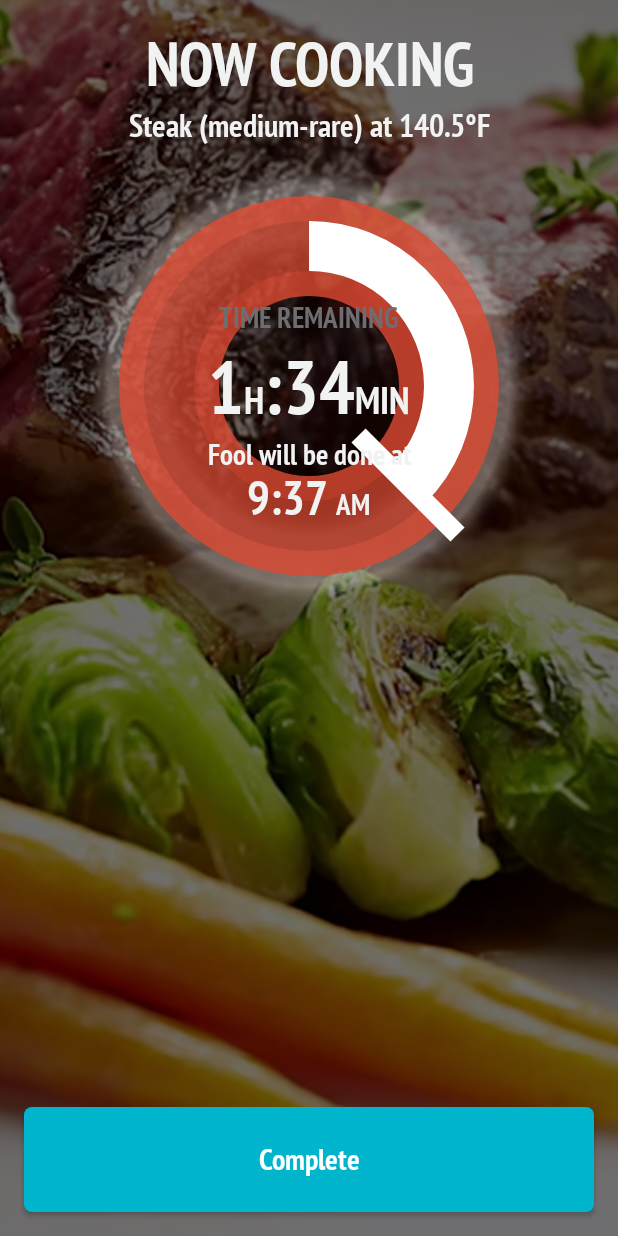
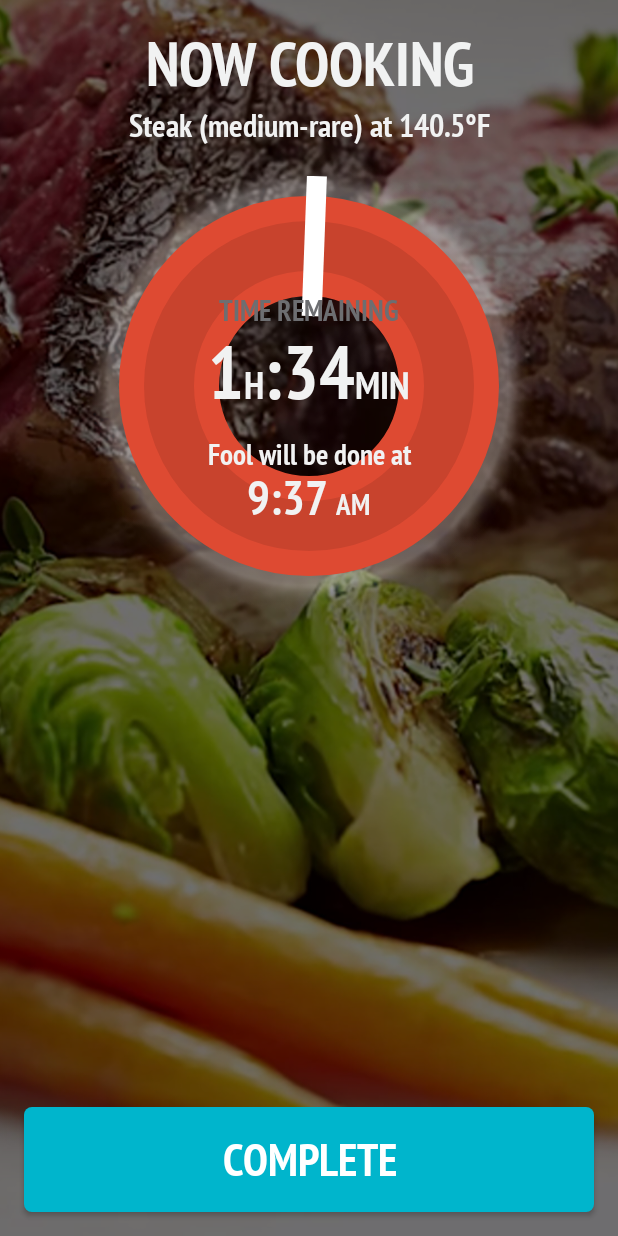
Before and after one commit to FirstBuild/FirstBuild-Mobile-Android-Old, an Android app: the fragment CookingFragment shown on its own in the app's theme, on a phone screen of 412 x 824 dp. Run offline under Robolectric (Android 15) with nearby library versions, the phone set to English and light mode, and no system bars.

Commit message:
Added circle timer animator.

```diff
--- a/app/src/main/java/com/firstbuild/androidapp/sousvideUI/CookingFragment.java
+++ b/app/src/main/java/com/firstbuild/androidapp/sousvideUI/CookingFragment.java
@@ -3,7 +3,7 @@ package com.firstbuild.androidapp.sousvideUI;
 
 import android.app.Fragment;
 import android.os.Bundle;
-import android.text.Html;
+import android.os.Handler;
 import android.view.LayoutInflater;
 import android.view.View;
 import android.view.ViewGroup;
@@ -19,11 +19,18 @@ public class CookingFragment extends Fragment {
 
     private TextView textRemainTimerH;
     private TextView textRemainTimerM;
+    private TimerCycle timerCycle;
+    private TextView textKindOfTimer;
+
+    private Handler handlerUpdateCards;
+    private Runnable runnable;
+    private TextView textTitle;
+    private TextView textDoneTime;
+
 
     public CookingFragment() {
         // Required empty public constructor
     }
-
 
     @Override
     public View onCreateView(LayoutInflater inflater, ViewGroup container,
@@ -31,11 +38,47 @@ public class CookingFragment extends Fragment {
 
         View view = inflater.inflate(R.layout.fragment_sousvide_cooking, container, false);
 
+        textTitle = (TextView) view.findViewById(R.id.text_title);
+        textKindOfTimer = (TextView) view.findViewById(R.id.text_kind_of_timer);
+        textDoneTime = (TextView) view.findViewById(R.id.text_will_be_done);
         textRemainTimerH = ((TextView) view.findViewById(R.id.text_timer_remain_h));
         textRemainTimerM = ((TextView) view.findViewById(R.id.text_timer_remain_m));
+        timerCycle = (TimerCycle) view.findViewById(R.id.timer_cycle);
+        view.findViewById(R.id.btn_complete).setOnClickListener(new View.OnClickListener() {
+            @Override
+            public void onClick(View v) {
+                getActivity().finish();
+            }
+        });
+
+
+        textTitle.setText("Now Cooking");
+        textKindOfTimer.setText("Time Remaining");
+        textDoneTime.setText("Fool will be done at");
+
+        timerCycle.startSpinning();
+
+
+        handlerUpdateCards = new Handler();
+        runnable = new Runnable() {
+            @Override
+            public void run() {
+                updateCookingComplete();
+            }
+        };
+
+        handlerUpdateCards.postDelayed(runnable, 12000);
 
         return view;
     }
 
 
+    private void updateCookingComplete() {
+        textTitle.setText("Cooking Complete!");
+        textKindOfTimer.setText("Finished");
+        textDoneTime.setText("Session ended at");
+
+    }
+
+
 }
--- a/app/src/main/java/com/firstbuild/androidapp/sousvideUI/TimerCycle.java
+++ b/app/src/main/java/com/firstbuild/androidapp/sousvideUI/TimerCycle.java
@@ -26,6 +26,9 @@ public class TimerCycle extends View {
     private int delayMillis = 0;
     private int indicatorThickness = 20;
     private boolean isFullCircle = false;
+    private float timeRatio = 0.0f;
+    private int alphaPluse = 255;
+    private int alphaPluseDirection = 3;
 
     public TimerCycle(Context context) {
         super(context);
@@ -49,7 +52,7 @@ public class TimerCycle extends View {
         int widthWithoutPadding = width - getPaddingLeft() - getPaddingRight();
         int heightWithoutPadding = height - getPaddingTop() - getPaddingBottom();
 
-        int size =  widthWithoutPadding > heightWithoutPadding? heightWithoutPadding : widthWithoutPadding ;
+        int size = widthWithoutPadding > heightWithoutPadding ? heightWithoutPadding : widthWithoutPadding;
 
         setMeasuredDimension(size + getPaddingLeft() + getPaddingRight(), size + getPaddingTop() + getPaddingBottom());
     }
@@ -63,8 +66,8 @@ public class TimerCycle extends View {
 
         int minValue = Math.min(layout_width, layout_height);
 
-        rectOuter = new RectF(0,0,minValue,minValue);
-        rectOuter.inset(thickness+margin, thickness+margin);
+        rectOuter = new RectF(0, 0, minValue, minValue);
+        rectOuter.inset(thickness + margin, thickness + margin);
 
         circleFrontPaint.setColor(0xFFFFFFFF);
         circleFrontPaint.setAntiAlias(true);
@@ -96,17 +99,18 @@ public class TimerCycle extends View {
         super.onDraw(canvas);
 
         circleFrontPaint.setAlpha(255);
+        circleWideBackPaint.setAlpha(alphaPluse);
         canvas.drawArc(rectOuter, 0.0f, 360.0f, false, circleWideBackPaint);
         canvas.drawArc(rectOuter, 0.0f, 360.0f, false, circleDiarkPaint);
 
         canvas.save(Canvas.MATRIX_SAVE_FLAG);
         {
             canvas.rotate(-90.0f, rectOuter.centerX(), rectOuter.centerY());
-            canvas.drawArc(rectOuter, 0.0f, 135.0f, false, circleFrontPaint);
+            canvas.drawArc(rectOuter, 0.0f, timeRatio * 360.0f, false, circleFrontPaint);
 
             canvas.save(Canvas.MATRIX_SAVE_FLAG);
             {
-                canvas.rotate(135.0f, rectOuter.centerX(), rectOuter.centerY());
+                canvas.rotate(timeRatio * 360.0f, rectOuter.centerX(), rectOuter.centerY());
                 canvas.drawLine(rectOuter.centerX() + (rectOuter.width() / 2) - (thickness + margin), rectOuter.centerY(),
                         rectOuter.centerX() + (rectOuter.width() / 2) + (thickness + margin), rectOuter.centerY(), indicatorPaint);
 
@@ -116,17 +120,29 @@ public class TimerCycle extends View {
         }
         canvas.restore();
 
-        circleFrontPaint.setAlpha(100);
-        canvas.drawArc(rectOuter, progress, 1.0f, false, circleFrontPaint);
+//        circleFrontPaint.setAlpha(100);
+//        canvas.drawArc(rectOuter, progress, 1.0f, false, circleFrontPaint);
 
         scheduleRedraw();
     }
 
     private void scheduleRedraw() {
         progress += spinSpeed;
+        timeRatio += 0.002f;
+        alphaPluse += alphaPluseDirection;
+
         if (progress > 360) {
             progress = 0;
         }
+
+        if (timeRatio > 1.0f) {
+            timeRatio = 1.0f;
+        }
+
+        if(alphaPluse < 50 || alphaPluse >= 200){
+            alphaPluseDirection *= -1;
+        }
+
         postInvalidateDelayed(delayMillis);
     }
 
@@ -134,7 +150,7 @@ public class TimerCycle extends View {
         return isSpinning;
     }
 
-    public void stopSpinning(){
+    public void stopSpinning() {
         isSpinning = false;
         progress = 0;
         postInvalidate();
@@ -146,10 +162,9 @@ public class TimerCycle extends View {
     }
 
     /**
-     *
      * @param timeRatio Time ratio. The value is from 0.0 to 1.0
      */
-    public void setTime(float timeRatio){
+    public void setTime(float timeRatio) {
         timeRatio = timeRatio;
     }
 
--- a/app/src/main/res/layout/fragment_beef.xml
+++ b/app/src/main/res/layout/fragment_beef.xml
@@ -182,7 +182,7 @@
             android:background="@drawable/btn_bottom_blue"
             android:text="Continue"
             android:textAllCaps="false"
-            android:textSize="20sp"
+            android:textSize="30sp"
             ge:typeface="fonts/PTSansNarrowBold" />
 
     </LinearLayout>
--- a/app/src/main/res/layout/fragment_sousvide_cooking.xml
+++ b/app/src/main/res/layout/fragment_sousvide_cooking.xml
@@ -18,6 +18,7 @@
         android:orientation="vertical">
 
         <com.firstbuild.viewUtil.StyledTextView
+            android:id="@+id/text_title"
             android:layout_width="match_parent"
             android:layout_height="wrap_content"
             android:layout_marginTop="15dp"
@@ -58,6 +59,7 @@
                 android:layout_margin="10dp">
 
                 <com.firstbuild.androidapp.sousvideUI.TimerCycle
+                    android:id="@+id/timer_cycle"
                     android:layout_width="match_parent"
                     android:layout_height="match_parent"
                     android:layout_centerHorizontal="true" />
@@ -76,7 +78,9 @@
                     android:layout_height="wrap_content"
                     android:layout_centerHorizontal="true"
                     android:layout_centerVertical="true"
-                    android:orientation="horizontal">
+                    android:orientation="horizontal"
+                    android:layout_marginTop="-5dp"
+                    android:paddingBottom="20dp">
 
                     <com.firstbuild.viewUtil.StyledTextView
                         android:id="@+id/text_timer_remain_h"
@@ -139,6 +143,7 @@
                 </LinearLayout>
 
                 <com.firstbuild.viewUtil.StyledTextView
+                    android:id="@+id/text_kind_of_timer"
                     android:layout_width="match_parent"
                     android:layout_height="wrap_content"
                     android:layout_above="@id/layout_timer_remain"
@@ -158,14 +163,15 @@
                     android:text="Fool will be done at"
                     android:textColor="@color/colorPrimaryText"
                     android:textSize="19sp"
+                    android:layout_marginTop="-10dp"
                     ge:typeface="fonts/PTSansNarrowBold" />
 
                 <LinearLayout
                     android:layout_width="wrap_content"
                     android:layout_height="wrap_content"
-                    android:layout_marginTop="-5dp"
                     android:layout_below="@id/text_will_be_done"
                     android:layout_centerHorizontal="true"
+                    android:layout_marginTop="-5dp"
                     android:orientation="horizontal">
 
                     <com.firstbuild.viewUtil.StyledTextView
@@ -205,15 +211,15 @@
         android:orientation="vertical">
 
         <com.firstbuild.viewUtil.StyledButton
-            android:id="@+id/btn_continue"
+            android:id="@+id/btn_complete"
             android:layout_width="match_parent"
             android:layout_height="@dimen/footer_button_height"
             android:layout_gravity="center_horizontal"
             android:layout_margin="@dimen/activity_horizontal_margin"
             android:background="@drawable/btn_bottom_blue"
             android:text="Complete"
-            android:textAllCaps="false"
-            android:textSize="20sp"
+            android:textAllCaps="true"
+            android:textSize="30sp"
             ge:typeface="fonts/PTSansNarrowBold" />
 
     </LinearLayout>
--- a/app/src/main/res/layout/fragment_sousvide_ready_to_cook.xml
+++ b/app/src/main/res/layout/fragment_sousvide_ready_to_cook.xml
@@ -122,7 +122,7 @@
             android:background="@drawable/btn_bottom_blue"
             android:text="Cancel"
             android:textAllCaps="false"
-            android:textSize="20sp"
+            android:textSize="30sp"
             ge:typeface="fonts/PTSansNarrowBold" />/>
 
 
@@ -137,7 +137,7 @@
             android:background="@drawable/btn_bottom_blue"
             android:text="Start Timer"
             android:textAllCaps="false"
-            android:textSize="20sp"
+            android:textSize="30sp"
             ge:typeface="fonts/PTSansNarrowBold" />/>
 
     </LinearLayout>
--- a/app/src/main/res/layout/fragment_sousvide_ready_to_preheat.xml
+++ b/app/src/main/res/layout/fragment_sousvide_ready_to_preheat.xml
@@ -50,7 +50,6 @@
 
     </RelativeLayout>
 
-
     <LinearLayout
         android:layout_width="match_parent"
         android:layout_height="0dp"
@@ -67,7 +66,7 @@
             android:background="@drawable/btn_bottom_blue"
             android:text="Continue"
             android:textAllCaps="false"
-            android:textSize="20sp"
+            android:textSize="30sp"
             ge:typeface="fonts/PTSansNarrowBold" />
 
     </LinearLayout>
```
